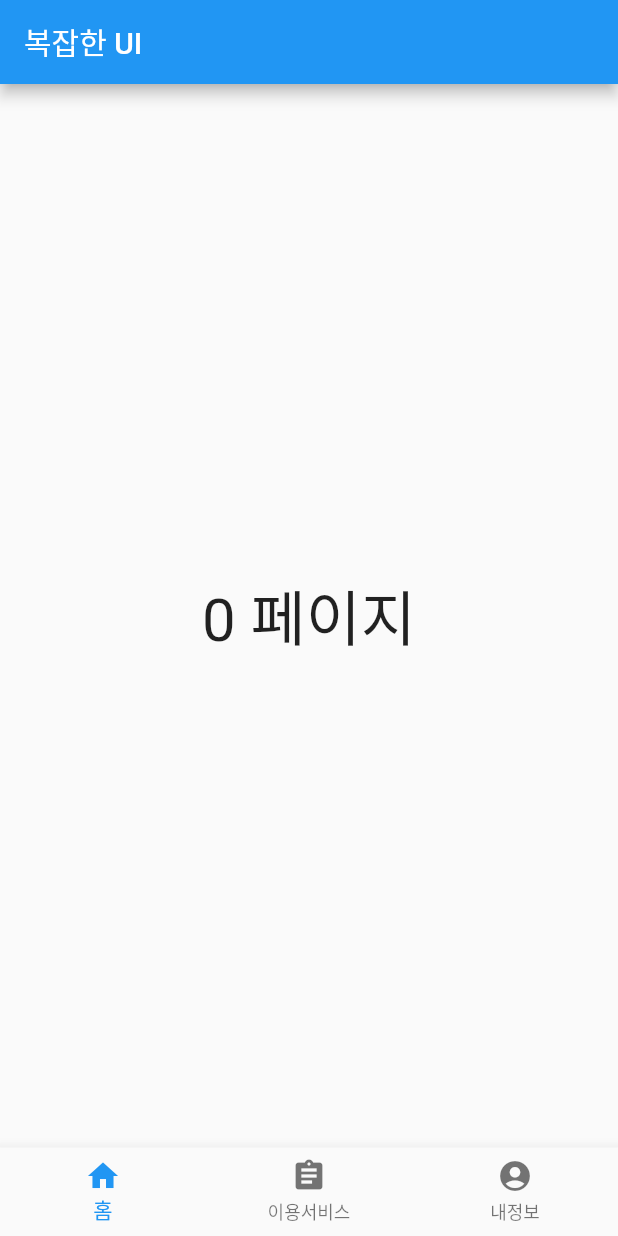
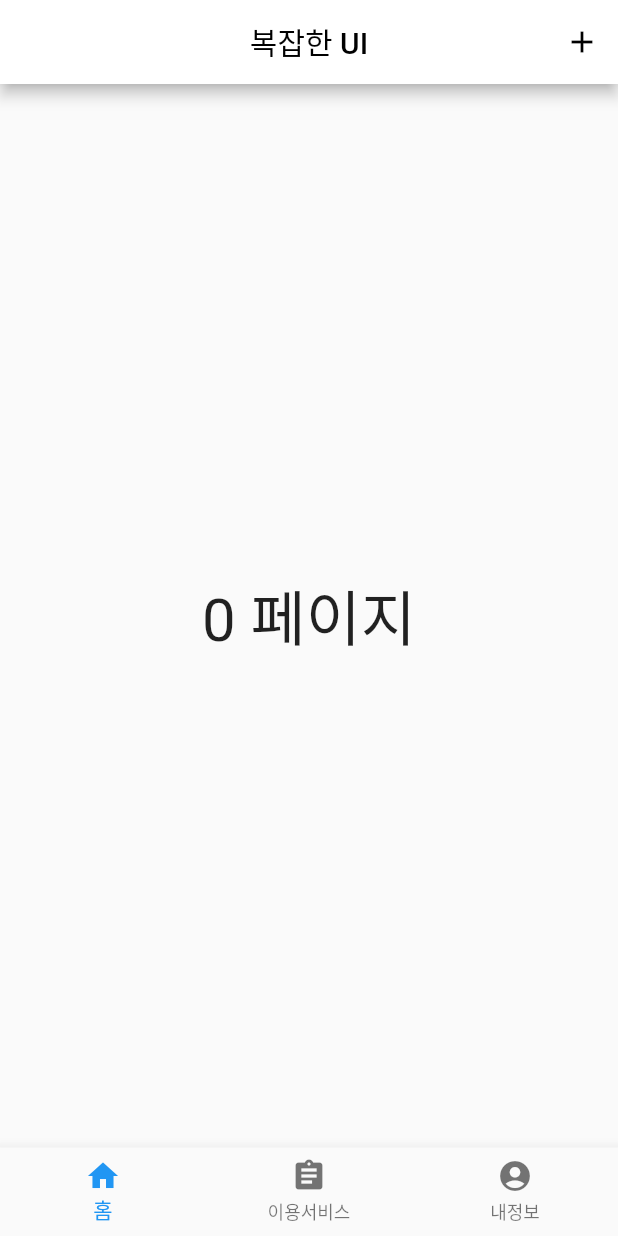
Before and after one commit to tintoll/complex_ui, a Flutter app: the screen it shows after launch, on a phone screen of 412 x 824 dp. Run offline on Flutter 3.47's test engine with Material 2 defaults, Android fonts, the phone set to English and light mode, and no system bars.

Commit message:
add appBar

```diff
--- a/lib/main.dart
+++ b/lib/main.dart
@@ -28,7 +28,22 @@ class _MyHomePageState extends State<MyHomePage> {
   @override
   Widget build(BuildContext context) {
     return Scaffold(
-      appBar: AppBar(title: Text('복잡한 UI')),
+      appBar: AppBar(
+        backgroundColor: Colors.white,
+        title: Text(
+          '복잡한 UI',
+          style: TextStyle(color: Colors.black),
+        ),
+        centerTitle: true,
+        actions: [
+          IconButton(
+              icon: Icon(
+                Icons.add,
+                color: Colors.black,
+              ),
+              onPressed: () {})
+        ],
+      ),
       body: Center(
         child: Text(
           '$_index 페이지',
```
